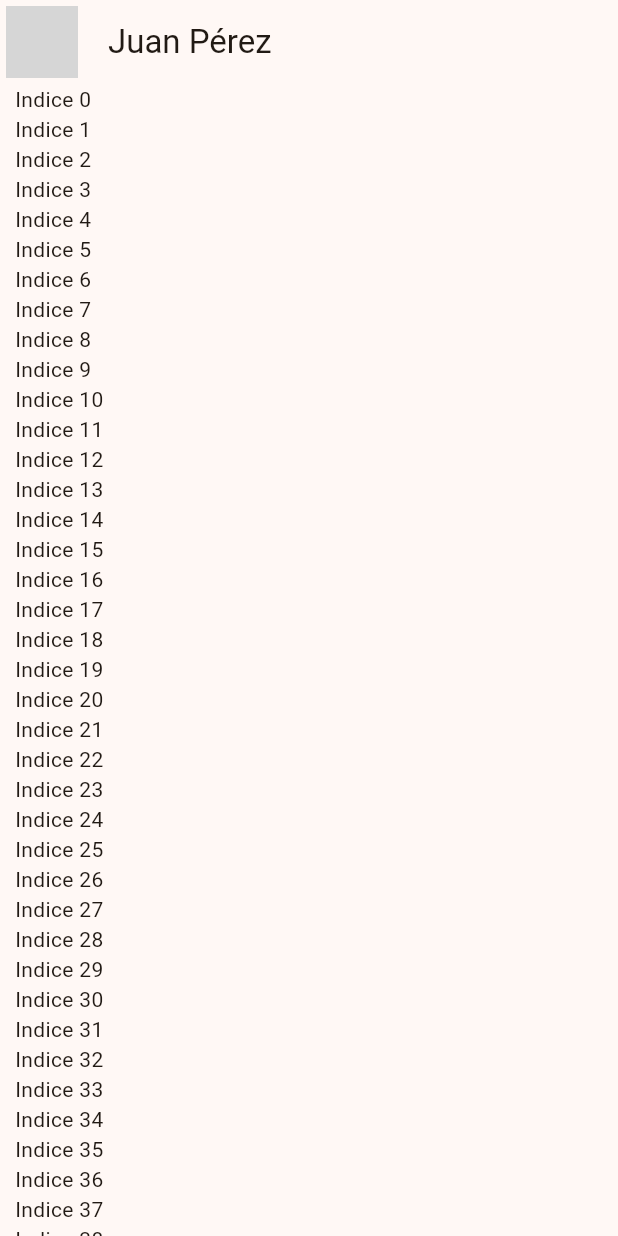
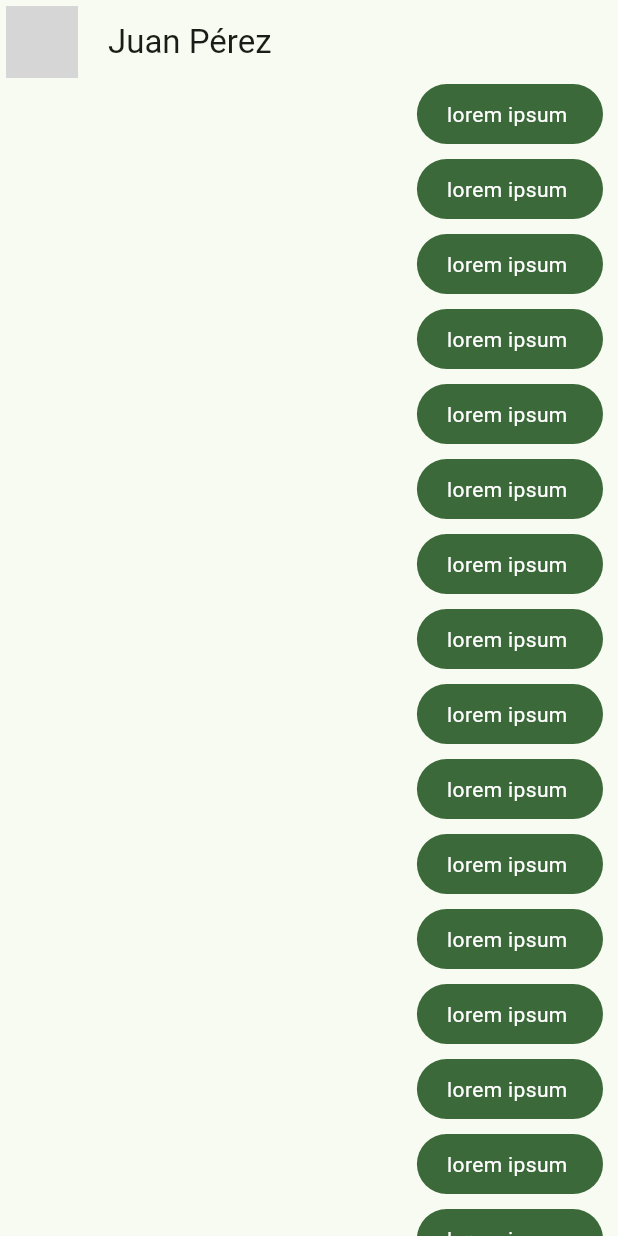
Before and after one commit to Fernando-uif/yes_no, a Flutter app: the screen it shows after launch, on a phone screen of 412 x 824 dp. Run offline on Flutter 3.47's test engine with Material 3 defaults, Android fonts, the phone set to English and light mode, and no system bars; network calls fail; grey boxes are pictures that could not be loaded.

Commit message:
add bubble text

```diff
--- a/lib/config/theme/app_theme.dart
+++ b/lib/config/theme/app_theme.dart
@@ -13,7 +13,7 @@ class AppTheme {
   final int selectedColor;
   AppTheme({
     this.selectedColor = 0,
-  }) : assert(selectedColor > 0 && selectedColor <= _colorThemes.length - 1,
+  }) : assert(selectedColor >= 0 && selectedColor <= _colorThemes.length - 1,
             'Selected color must be between 0 and ${_colorThemes.length - 1}');
 
   ThemeData theme() {
--- a/lib/main.dart
+++ b/lib/main.dart
@@ -1,6 +1,6 @@
 import 'package:flutter/material.dart';
 import 'package:yes_no_app/config/theme/app_theme.dart';
-import 'package:yes_no_app/presentation/chat/chart_screen.dart';
+import 'package:yes_no_app/presentation/screens/chat/chart_screen.dart';
 
 void main() => runApp(const MyApp());
 
@@ -12,7 +12,7 @@ class MyApp extends StatelessWidget {
     return MaterialApp(
       title: 'yes or no app',
       debugShowCheckedModeBanner: false,
-      theme: AppTheme(selectedColor: 2).theme(),
+      theme: AppTheme(selectedColor: 4).theme(),
       home: const ChatScreen(),
       // home: Scaffold(
       //   appBar: AppBar(
--- a/lib/presentation/chat/chart_screen.dart
+++ b/lib/presentation/screens/chat/chart_screen.dart
@@ -1,4 +1,5 @@
 import 'package:flutter/material.dart';
+import 'package:yes_no_app/presentation/widgets/chat/my_message_bubble.dart';
 
 class ChatScreen extends StatelessWidget {
   const ChatScreen({super.key});
@@ -39,7 +40,7 @@ class _ChatView extends StatelessWidget {
                   // Container(color: Colors.amber)
                   ListView.builder(
             itemBuilder: (context, index) {
-              return Text('Indice $index');
+              return const MyMessageBubble();
             },
             itemCount: 100,
           )),
--- /dev/null
+++ b/lib/presentation/widgets/chat/my_message_bubble.dart
@@ -0,0 +1,33 @@
+import 'package:flutter/material.dart';
+import 'package:flutter/widgets.dart';
+
+class MyMessageBubble extends StatelessWidget {
+  const MyMessageBubble({super.key});
+
+  @override
+  Widget build(BuildContext context) {
+    // Busca el tema dentro del contexto
+    final colors = Theme.of(context).colorScheme;
+    return Column(
+      crossAxisAlignment: CrossAxisAlignment.end,
+      children: [
+        Container(
+          // height: 10,
+          // width: 10,
+          decoration: BoxDecoration(
+              color: colors.primary, borderRadius: BorderRadius.circular(20)),
+          child: const Padding(
+            padding: EdgeInsets.symmetric(horizontal: 20, vertical: 10),
+            child: Text(
+              'lorem ipsum ',
+              style: TextStyle(color: Colors.white),
+            ),
+          ),
+        ),
+        const SizedBox(
+          height: 10,
+        )
+      ],
+    );
+  }
+}
```
